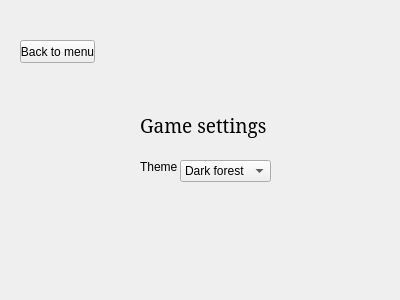
This is code/wgt_pages/page_settings.ui in fostfox/snake_game as Qt 5 draws it before an edit. The edited form follows.
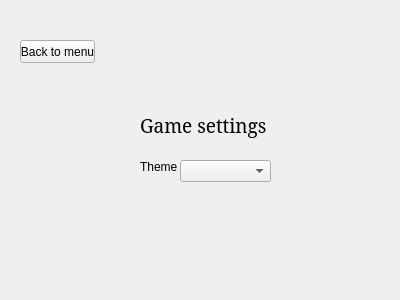
This is the edited form.

Commit message: Added page_settings and page_highscores 	modified:   code/mainwindow.cpp 	modified:   code/mainwindow.h 	modified:   code/wgt_pages/page_highscores.cpp 	modified:   code/wgt_pages/page_highscores.h 	modified:   code/wgt_pages/page_highscores.ui 	modified:   code/wgt_pages/page_settings.cpp 	modified:   code/wgt_pages/page_settings.h 	modified:   code/wgt_pages/page_settings.ui

What changed in the file:
```diff
--- a/code/wgt_pages/page_settings.ui
+++ b/code/wgt_pages/page_settings.ui
@@ -35,16 +35,6 @@
      <height>22</height>
     </rect>
    </property>
-   <item>
-    <property name="text">
-     <string>Dark forest</string>
-    </property>
-   </item>
-   <item>
-    <property name="text">
-     <string>Savana</string>
-    </property>
-   </item>
   </widget>
   <widget class="QLabel" name="label">
    <property name="geometry">
```
The commit also changes 7 other files.
